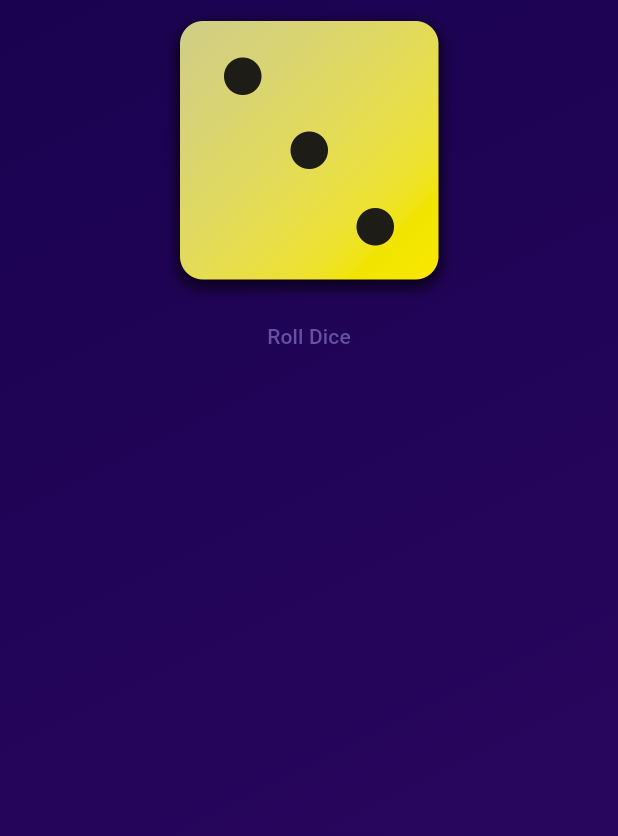
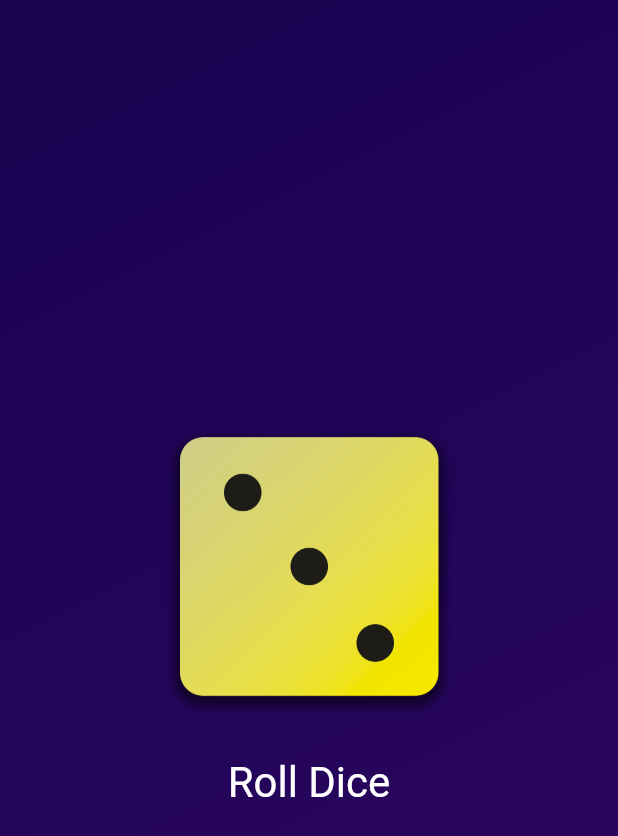
Before and after one commit to GrodTheGreat/Udemy-Flutter, a Flutter app: the screen it shows after launch, on a phone screen of 412 x 824 dp. Shown: the top 836 px of the screen. Run offline on Flutter 3.47's test engine with Material 3 defaults, Android fonts, the phone set to English and light mode, and no system bars.

Commit message:
Complete Styling Buttons & Working with Padding lesson

```diff
--- a/basics/lib/gradient_container.dart
+++ b/basics/lib/gradient_container.dart
@@ -22,9 +22,18 @@ class GradientContainer extends StatelessWidget {
       ),
       child: Center(
         child: Column(
+          mainAxisSize: MainAxisSize.min,
           children: [
             Image.asset('assets/images/dice-3.png', width: 200),
-            TextButton(onPressed: rollDice, child: const Text('Roll Dice')),
+            const SizedBox(height: 20),
+            TextButton(
+              onPressed: rollDice,
+              style: TextButton.styleFrom(
+                foregroundColor: Colors.white,
+                textStyle: const TextStyle(fontSize: 28),
+              ),
+              child: const Text('Roll Dice'),
+            ),
           ],
         ),
       ),
```
